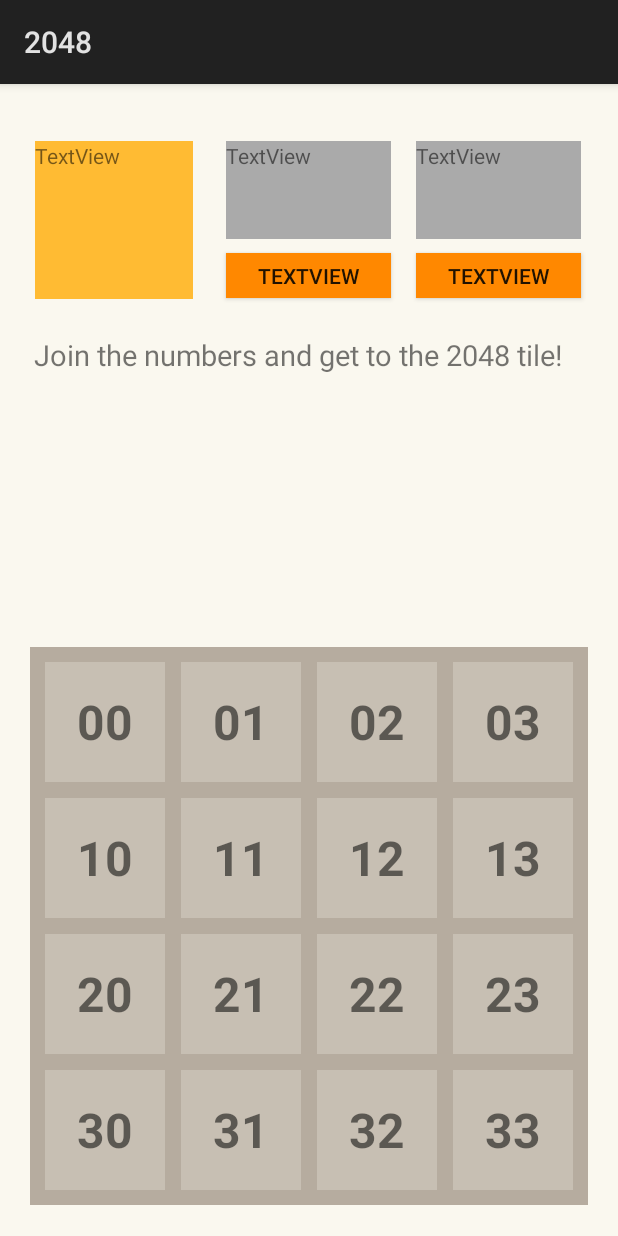
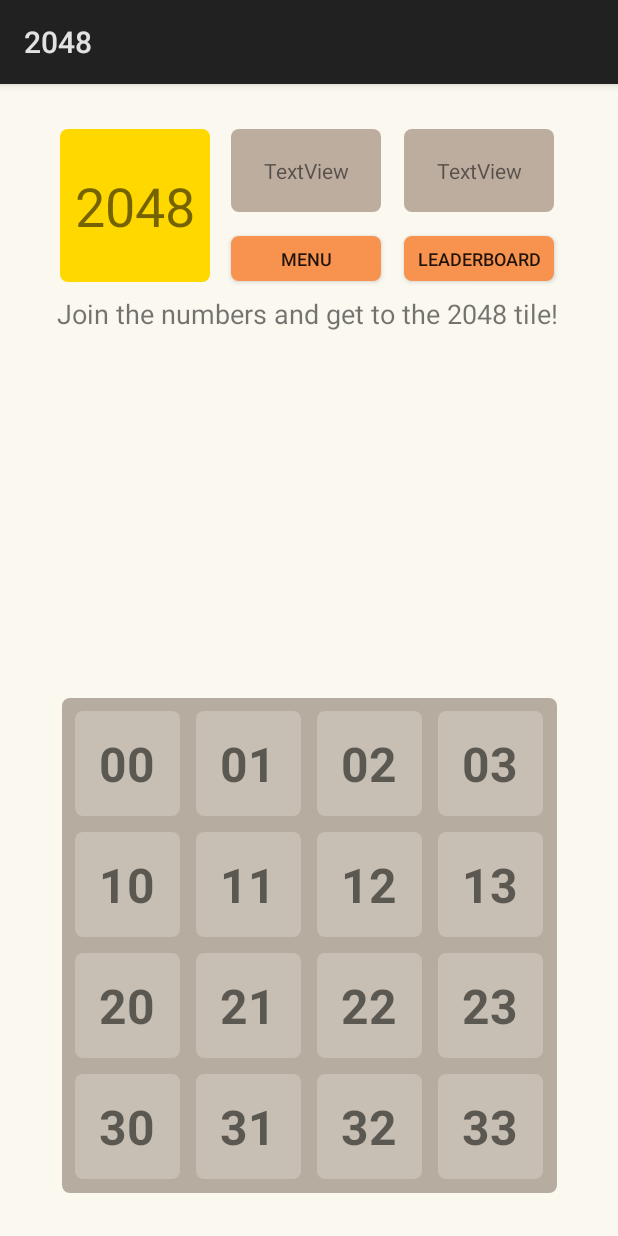
Before and after one commit to JakubKacik/Game2048, an Android app: the screen it shows after launch (MainActivity), on a phone screen of 412 x 824 dp. Run offline under Robolectric (Android 15) with nearby library versions, the phone set to English and light mode, and no system bars.

Commit message:
Main layout

```diff
--- /dev/null
+++ b/app/src/main/res/drawable/roudmatrix.xml
@@ -0,0 +1,6 @@
+<?xml version="1.0" encoding="utf-8"?>
+<shape xmlns:android="http://schemas.android.com/apk/res/android"
+    android:shape="rectangle">
+    <solid android:color="@color/matrixbackground" />
+    <corners android:radius="5dp" />
+</shape>
--- /dev/null
+++ b/app/src/main/res/drawable/roundedbuttons.xml
@@ -0,0 +1,6 @@
+<?xml version="1.0" encoding="utf-8"?>
+<shape xmlns:android="http://schemas.android.com/apk/res/android"
+    android:shape="rectangle">
+    <solid android:color="@color/buttons" />
+    <corners android:radius="5dp" />
+</shape>
--- /dev/null
+++ b/app/src/main/res/drawable/roundedscores.xml
@@ -0,0 +1,6 @@
+<?xml version="1.0" encoding="utf-8"?>
+<shape xmlns:android="http://schemas.android.com/apk/res/android"
+    android:shape="rectangle">
+    <solid android:color="@color/scores" />
+    <corners android:radius="5dp" />
+</shape>
--- /dev/null
+++ b/app/src/main/res/drawable/roundsquares.xml
@@ -0,0 +1,6 @@
+<?xml version="1.0" encoding="utf-8"?>
+<shape xmlns:android="http://schemas.android.com/apk/res/android"
+    android:shape="rectangle">
+    <solid android:color="@color/squareBackground" />
+    <corners android:radius="5dp" />
+</shape>
--- /dev/null
+++ b/app/src/main/res/drawable/roundtitle.xml
@@ -0,0 +1,6 @@
+<?xml version="1.0" encoding="utf-8"?>
+<shape xmlns:android="http://schemas.android.com/apk/res/android"
+    android:shape="rectangle">
+    <solid android:color="@color/logoColor" />
+    <corners android:radius="5dp" />
+</shape>
--- a/app/src/main/res/layout/activity_main.xml
+++ b/app/src/main/res/layout/activity_main.xml
@@ -5,12 +5,12 @@
     android:layout_width="match_parent"
     android:layout_height="match_parent"
     android:background="@color/mainBackground"
-    tools:context="com.example.jakubkacik.game2048.MainActivity">
+    tools:context="com.example.czjakac.a2048.MainActivity">
 
 
     <android.support.constraint.ConstraintLayout
         android:id="@+id/constraintLayout"
-        android:layout_width="380dp"
+        android:layout_width="345dp"
         android:layout_height="188dp"
         app:layout_constraintBottom_toBottomOf="parent"
         app:layout_constraintHorizontal_bias="0.483"
@@ -20,127 +20,132 @@
         app:layout_constraintVertical_bias="0.038">
 
         <Button
-            android:id="@+id/textView7"
-            android:layout_width="110dp"
+            android:id="@+id/m_btn_leaderboard"
+            android:layout_width="100dp"
             android:layout_height="30dp"
             android:layout_marginBottom="8dp"
             android:layout_marginLeft="8dp"
             android:layout_marginRight="8dp"
             android:layout_marginTop="8dp"
-            android:background="@android:color/holo_orange_dark"
+            android:background="@drawable/roundedbuttons"
+            android:text="@string/leaderboard"
+            android:textSize="12sp"
+            app:layout_constraintBottom_toBottomOf="parent"
+            app:layout_constraintHorizontal_bias="1.0"
+            app:layout_constraintLeft_toLeftOf="parent"
+            app:layout_constraintRight_toRightOf="parent"
+            app:layout_constraintTop_toTopOf="parent" />
+
+        <Button
+            android:id="@+id/m_btn_menu"
+            android:layout_width="100dp"
+            android:layout_height="30dp"
+            android:layout_marginBottom="8dp"
+            android:layout_marginLeft="8dp"
+            android:layout_marginRight="8dp"
+            android:layout_marginTop="8dp"
+            android:background="@drawable/roundedbuttons"
+            android:text="@string/menu"
+            android:textSize="12sp"
+            app:layout_constraintBottom_toBottomOf="parent"
+            app:layout_constraintHorizontal_bias="0.497"
+            app:layout_constraintLeft_toLeftOf="parent"
+            app:layout_constraintRight_toRightOf="parent"
+            app:layout_constraintTop_toTopOf="parent" />
+
+        <TextView
+            android:id="@+id/m_tw_best"
+            android:layout_width="100dp"
+            android:layout_height="55dp"
+            android:layout_marginBottom="8dp"
+            android:layout_marginLeft="231dp"
+            android:layout_marginRight="8dp"
+            android:layout_marginTop="8dp"
+            android:background="@drawable/roundedscores"
+            android:gravity="center"
             android:text="TextView"
             app:layout_constraintBottom_toBottomOf="parent"
             app:layout_constraintHorizontal_bias="1.0"
             app:layout_constraintLeft_toLeftOf="parent"
             app:layout_constraintRight_toRightOf="parent"
             app:layout_constraintTop_toTopOf="parent"
-            app:layout_constraintVertical_bias="0.584" />
+            app:layout_constraintVertical_bias="0.0" />
 
-        <Button
-            android:id="@+id/textView6"
-            android:layout_width="110dp"
-            android:layout_height="30dp"
+        <TextView
+            android:id="@+id/m_tw_score"
+            android:layout_width="100dp"
+            android:layout_height="55dp"
             android:layout_marginBottom="8dp"
             android:layout_marginLeft="8dp"
             android:layout_marginRight="8dp"
             android:layout_marginTop="8dp"
-            android:background="@android:color/holo_orange_dark"
+            android:background="@drawable/roundedscores"
+            android:gravity="center"
             android:text="TextView"
             app:layout_constraintBottom_toBottomOf="parent"
+            app:layout_constraintHorizontal_bias="0.497"
             app:layout_constraintLeft_toLeftOf="parent"
             app:layout_constraintRight_toRightOf="parent"
             app:layout_constraintTop_toTopOf="parent"
-            app:layout_constraintVertical_bias="0.584" />
+            app:layout_constraintVertical_bias="0.0" />
 
         <TextView
-            android:id="@+id/m_tw_best"
-            android:layout_width="110dp"
-            android:layout_height="65dp"
-            android:layout_marginBottom="8dp"
-            android:layout_marginLeft="231dp"
-            android:layout_marginRight="8dp"
-            android:layout_marginTop="8dp"
-            android:background="@android:color/darker_gray"
-            android:text="TextView"
-            app:layout_constraintBottom_toBottomOf="parent"
-            app:layout_constraintHorizontal_bias="1.0"
-            app:layout_constraintLeft_toLeftOf="parent"
-            app:layout_constraintRight_toRightOf="parent"
-            app:layout_constraintTop_toTopOf="parent"
-            app:layout_constraintVertical_bias="0.075"
-            tools:layout_editor_absoluteX="263dp" />
-
-        <TextView
-            android:id="@+id/m_tw_score"
-            android:layout_width="110dp"
-            android:layout_height="65dp"
+            android:id="@+id/m_tw_2048"
+            android:layout_width="100dp"
+            android:layout_height="102dp"
             android:layout_marginBottom="8dp"
             android:layout_marginLeft="8dp"
             android:layout_marginRight="8dp"
             android:layout_marginTop="8dp"
-            android:background="@android:color/darker_gray"
-            android:text="TextView"
-            app:layout_constraintBottom_toBottomOf="parent"
-            app:layout_constraintLeft_toLeftOf="parent"
-            app:layout_constraintRight_toRightOf="parent"
-            app:layout_constraintTop_toTopOf="parent"
-            app:layout_constraintVertical_bias="0.074" />
-
-        <TextView
-            android:id="@+id/m_tw_2048"
-            android:layout_width="105dp"
-            android:layout_height="105dp"
-            android:layout_marginBottom="8dp"
-            android:layout_marginLeft="8dp"
-            android:layout_marginRight="8dp"
-            android:layout_marginTop="8dp"
-            android:background="@android:color/holo_orange_light"
-            android:text="TextView"
+            android:background="@drawable/roundtitle"
+            android:gravity="center"
+            android:text="@string/app_name"
+            android:textSize="36sp"
             app:layout_constraintBottom_toBottomOf="parent"
             app:layout_constraintHorizontal_bias="0.0"
             app:layout_constraintLeft_toLeftOf="parent"
             app:layout_constraintRight_toRightOf="parent"
             app:layout_constraintTop_toTopOf="parent"
-            app:layout_constraintVertical_bias="0.119" />
+            app:layout_constraintVertical_bias="0.0" />
 
         <TextView
             android:id="@+id/m_tw_sentence"
-            android:layout_width="366dp"
+            android:layout_width="340dp"
             android:layout_height="37dp"
             android:layout_marginBottom="9dp"
-            android:layout_marginLeft="8dp"
+            android:layout_marginLeft="12dp"
             android:layout_marginRight="50dp"
             android:layout_marginTop="8dp"
             android:foregroundGravity="center"
             android:gravity="center"
             android:text="Join the numbers and get to the 2048 tile!"
             android:textAlignment="textStart"
-            android:textSize="19.5dp"
+            android:textSize="18dp"
             app:layout_constraintBottom_toBottomOf="parent"
-            app:layout_constraintHorizontal_bias="0.022"
+            app:layout_constraintHorizontal_bias="0.113"
             app:layout_constraintLeft_toLeftOf="parent"
             app:layout_constraintRight_toRightOf="parent"
             app:layout_constraintTop_toTopOf="parent"
-            app:layout_constraintVertical_bias="0.992" />
+            app:layout_constraintVertical_bias="0.783" />
     </android.support.constraint.ConstraintLayout>
 
     <TableLayout
         android:id="@+id/tableLayout1"
-        android:layout_width="372dp"
-        android:layout_height="372dp"
+        android:layout_width="330dp"
+        android:layout_height="330dp"
         android:layout_marginBottom="8dp"
         android:layout_marginEnd="8dp"
         android:layout_marginLeft="8dp"
         android:layout_marginRight="8dp"
         android:layout_marginStart="8dp"
         android:layout_marginTop="8dp"
-        android:background="@color/matrixbackground"
+        android:background="@drawable/roudmatrix"
         android:gravity="center"
         app:layout_constraintBottom_toBottomOf="parent"
         app:layout_constraintLeft_toLeftOf="parent"
         app:layout_constraintRight_toRightOf="parent"
         app:layout_constraintTop_toTopOf="parent"
-        app:layout_constraintVertical_bias="0.966">
+        app:layout_constraintVertical_bias="0.951">
 
         <TableRow
             android:id="@+id/tableRow0"
@@ -151,6 +156,9 @@
             <TextView
                 android:id="@+id/button00"
                 style="@style/square"
+                android:autoSizeMaxTextSize="40dp"
+                android:autoSizeMinTextSize="25dp"
+                android:maxLines="1"
                 android:text="00" />
 
             <TextView
--- a/app/src/main/res/values/colors.xml
+++ b/app/src/main/res/values/colors.xml
@@ -6,4 +6,7 @@
     <color name="mainBackground">#FAF8EF</color>
     <color name="matrixbackground">#B6AC9F</color>
     <color name="squareBackground">#C7BFB3</color>
+    <color name="logoColor">#ffd800</color>
+    <color name="buttons">#F8934F</color>
+    <color name="scores">#BDAD9F</color>
 </resources>
--- a/app/src/main/res/values/strings.xml
+++ b/app/src/main/res/values/strings.xml
@@ -1,3 +1,5 @@
 <resources>
     <string name="app_name">2048</string>
+    <string name="menu">MENU</string>
+    <string name="leaderboard">LEADERBOARD</string>
 </resources>
--- a/app/src/main/res/values/styles.xml
+++ b/app/src/main/res/values/styles.xml
@@ -6,13 +6,13 @@
     </style>
 
     <style name="square">
-        <item name="android:layout_width">80dp</item>
-        <item name="android:layout_height">80dp</item>
+        <item name="android:layout_width">70dp</item>
+        <item name="android:layout_height">70dp</item>
         <item name="android:textStyle">bold</item>
         <item name="android:textSize">32sp</item>
         <item name="android:textAlignment">center</item>
         <item name="android:gravity">center</item>
-        <item name="android:background">@color/squareBackground</item>
+        <item name="android:background">@drawable/roundsquares</item>
         <item name="android:layout_margin">5dp</item>
     </style>
 
```
